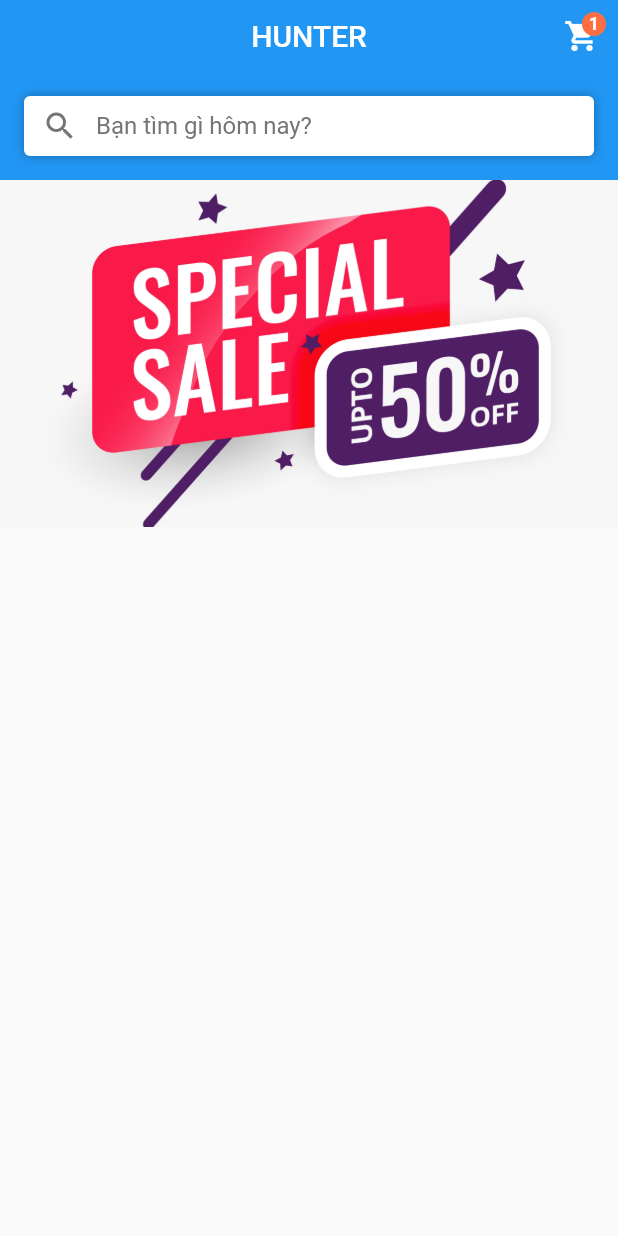
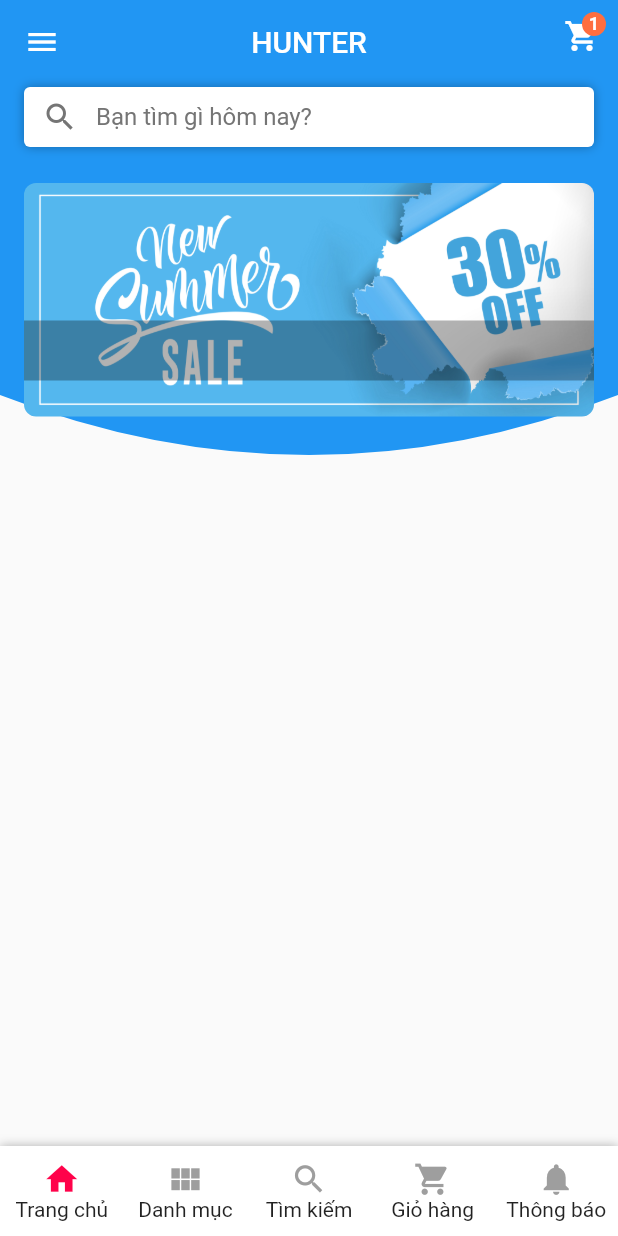
Before and after one commit to danhquyen0109/clothing_store, a Flutter app: the screen it shows after launch, after a tap on the "shopping cart" icon, on a phone screen of 412 x 824 dp. Run offline on Flutter 3.47's test engine with Material 2 defaults, Android fonts, the phone set to English and light mode, and no system bars.

Commit message:
10% home page

```diff
--- /dev/null
+++ b/lib/presenter/language/language_vi.dart
@@ -0,0 +1,2 @@
+String appName = "HUNTER";
+String searchText = "Bạn tìm gì hôm nay?";
--- a/lib/view/pages/home/home.dart
+++ b/lib/view/pages/home/home.dart
@@ -1,6 +1,8 @@
+import 'package:clothing_store/presenter/language/language_vi.dart';
 import 'package:clothing_store/presenter/mock_data/mock_data.dart';
-import 'package:clothing_store/view/widgets/appbar/appbar.dart';
-import 'package:clothing_store/view/widgets/banner/banners.dart';
+import 'package:clothing_store/view/widgets/home/appbar.dart';
+import 'package:clothing_store/view/widgets/home/banners.dart';
+import 'package:clothing_store/view/widgets/home/bottom_bar.dart';
 import 'package:flutter/material.dart';
 
 class HomePage extends StatefulWidget {
@@ -14,22 +16,77 @@ class HomePage extends StatefulWidget {
 class _HomePageState extends State<HomePage> {
   @override
   Widget build(BuildContext context) {
+    Size media = MediaQuery.of(context).size;
     return Scaffold(
-      body: CustomScrollView(
-        slivers: <Widget>[
-          AppBarHome(),
-          BannerView(
-            items: homeBanners,
-            aspectRatio: 1.78,
+      body: Stack(
+        children: <Widget>[
+          ClipPath(
+            clipper: CurveClipper(),
+            child: Container(
+              width: media.width,
+              height: media.height / 2.4,
+              color: Colors.blue,
+            ),
           ),
-          SliverFixedExtentList(
-            itemExtent: 56.0,
-            delegate: SliverChildBuilderDelegate((context, index) {
-              return Container();
-            }),
+          Scaffold(
+            backgroundColor: Colors.transparent,
+            appBar: appBarHome(),
+            body: ListView(
+              children: <Widget>[
+                BannerView(
+                  items: homeBanners,
+                  aspectRatio: 2.4,
+                ),
+                Container(
+                  color: Colors.white,
+                  child: Column(
+                    children: <Widget>[
+
+                      // Các sản phẩm
+                    ],
+                  ),
+                ),
+              ],
+            ),
+          ),
+          Positioned(
+            bottom: 0,
+            width: media.width,
+            height: 60,
+            child: Container(
+                decoration: BoxDecoration(
+                  color: Colors.white,
+                  boxShadow: [
+                    BoxShadow(
+                        color: Colors.black.withOpacity(0.3),
+                        blurRadius: 5.0,
+                        offset: Offset(0.0, 0.0)),
+                  ],
+                ),
+                child: BottomBarHome()),
           ),
         ],
       ),
     );
   }
 }
+
+class CurveClipper extends CustomClipper<Path> {
+  @override
+  Path getClip(Size size) {
+    Path path = Path();
+
+    path.lineTo(0, size.height - 80);
+    path.quadraticBezierTo(
+        size.width / 2, size.height, size.width, size.height - 80);
+    path.lineTo(size.width, 0);
+
+    path.close();
+    return path;
+  }
+
+  @override
+  bool shouldReclip(CustomClipper<Path> oldClipper) {
+    return true;
+  }
+}
--- a/lib/view/widgets/appbar/appbar.dart
+++ /dev/null
@@ -1,88 +0,0 @@
-import 'package:flutter/material.dart';
-
-class AppBarHome extends StatefulWidget {
-  @override
-  State<StatefulWidget> createState() {
-    return _AppBarHomeState();
-  }
-}
-
-class _AppBarHomeState extends State<AppBarHome> {
-  @override
-  Widget build(BuildContext context) {
-    return SliverAppBar(
-      // floating: false,
-      pinned: true,
-      title: Text("HUNTER"),
-      centerTitle: true,
-      automaticallyImplyLeading: false,
-      actions: <Widget>[
-        Stack(
-          children: <Widget>[
-            IconButton(
-              icon: Icon(Icons.shopping_cart),
-              onPressed: () {},
-            ),
-            Visibility(
-              visible:
-                  true, // nếu có sản phẩm thì true, không thì false (hiện tại đang để true)
-              child: Positioned(
-                top: 8.0,
-                right: 8.0,
-                child: Container(
-                  width: 16.0,
-                  height: 16.0,
-                  alignment: Alignment.center,
-                  decoration: BoxDecoration(
-                    shape: BoxShape.circle,
-                    color: Colors.deepOrangeAccent,
-                  ),
-                  child: Text(
-                    "1",
-                    style:
-                        TextStyle(fontSize: 12.0, fontWeight: FontWeight.bold),
-                  ),
-                ),
-              ),
-            ),
-          ],
-        )
-      ],
-      expandedHeight: 120.0,
-      bottom: PreferredSize(
-        child: Container(
-          padding: EdgeInsets.all(16.0),
-          child: Container(
-            height: 40.0,
-            decoration: BoxDecoration(
-              color: Colors.white,
-              borderRadius: BorderRadius.circular(4.0),
-              boxShadow: [
-                BoxShadow(
-                    color: Colors.black.withOpacity(0.3),
-                    blurRadius: 5.0,
-                    offset: Offset(0.0, 0.0)),
-              ],
-            ),
-            child: Row(
-              children: <Widget>[
-                IconButton(
-                  icon: Icon(
-                    Icons.search,
-                    color: Colors.grey[600],
-                  ),
-                  onPressed: () {},
-                ),
-                Text(
-                  "Bạn tìm gì hôm nay?",
-                  style: TextStyle(color: Colors.grey[600], fontSize: 16.0),
-                ),
-              ],
-            ),
-          ),
-        ),
-        preferredSize: Size.fromHeight(16.0),
-      ),
-    );
-  }
-}
--- a/lib/view/widgets/banner/banners.dart
+++ /dev/null
@@ -1,35 +0,0 @@
-import 'package:flutter/material.dart';
-
-class BannerView extends StatefulWidget {
-  List<ImageProvider> items;
-  double aspectRatio;
-
-  BannerView({this.items, this.aspectRatio});
-
-  @override
-  State<StatefulWidget> createState() {
-    return _BannerViewState();
-  }
-}
-
-class _BannerViewState extends State<BannerView> {
-  @override
-  Widget build(BuildContext context) {
-    List<Widget> images = widget.items
-        .map((image) => Image(
-              image: image,
-              fit: BoxFit.cover,
-            ))
-        .toList();
-    return SliverToBoxAdapter(
-      child: AspectRatio(
-        aspectRatio: widget.aspectRatio,
-        child: Container(
-          child: PageView(
-            children: images,
-          ),
-        ),
-      ),
-    );
-  }
-}
--- /dev/null
+++ b/lib/view/widgets/home/appbar.dart
@@ -0,0 +1,81 @@
+import 'package:clothing_store/presenter/language/language_vi.dart';
+import 'package:flutter/material.dart';
+
+Widget appBarHome() {
+  return AppBar(
+    title: Text(appName),
+    elevation: 0.0,
+    centerTitle: true,
+    leading: IconButton(
+      icon: Icon(Icons.menu),
+      onPressed: () {},
+    ),
+    backgroundColor: Colors.transparent,
+    actions: <Widget>[
+      Stack(
+        children: <Widget>[
+          IconButton(
+            icon: Icon(Icons.shopping_cart),
+            onPressed: () {},
+          ),
+          Visibility(
+            visible:
+                true, // nếu có sản phẩm thì true, không thì false (hiện tại đang để true)
+            child: Positioned(
+              top: 8.0,
+              right: 8.0,
+              child: Container(
+                width: 16.0,
+                height: 16.0,
+                alignment: Alignment.center,
+                decoration: BoxDecoration(
+                  shape: BoxShape.circle,
+                  color: Colors.deepOrangeAccent,
+                ),
+                child: Text(
+                  "1",
+                  style: TextStyle(fontSize: 12.0, fontWeight: FontWeight.bold),
+                ),
+              ),
+            ),
+          ),
+        ],
+      )
+    ],
+    bottom: PreferredSize(
+      child: Container(
+        padding:
+            EdgeInsets.only(left: 16.0, right: 16.0, bottom: 8.0),
+        child: Container(
+          height: 40.0,
+          decoration: BoxDecoration(
+            color: Colors.white,
+            borderRadius: BorderRadius.circular(4.0),
+            boxShadow: [
+              BoxShadow(
+                  color: Colors.black.withOpacity(0.3),
+                  blurRadius: 5.0,
+                  offset: Offset(0.0, 0.0)),
+            ],
+          ),
+          child: Row(
+            children: <Widget>[
+              IconButton(
+                icon: Icon(
+                  Icons.search,
+                  color: Colors.grey[600],
+                ),
+                onPressed: () {},
+              ),
+              Text(
+                searchText,
+                style: TextStyle(color: Colors.grey[600], fontSize: 16.0),
+              ),
+            ],
+          ),
+        ),
+      ),
+      preferredSize: Size.fromHeight(50.0),
+    ),
+  );
+}
--- /dev/null
+++ b/lib/view/widgets/home/banners.dart
@@ -0,0 +1,60 @@
+import 'package:flutter/material.dart';
+
+class BannerView extends StatefulWidget {
+  List<ImageProvider> items;
+  double aspectRatio;
+
+  BannerView({this.items, this.aspectRatio});
+
+  @override
+  State<StatefulWidget> createState() {
+    return _BannerViewState();
+  }
+}
+
+class _BannerViewState extends State<BannerView> {
+  @override
+  Widget build(BuildContext context) {
+    Size media = MediaQuery.of(context).size;
+    List<Widget> images = widget.items
+        .map((image) => Container(
+              padding: EdgeInsets.only(left: 16.0, right: 16.0, top: 16.0),
+              child: ClipRRect(
+                borderRadius: BorderRadius.circular(8.0),
+                child: Image(
+                  image: image,
+                  fit: BoxFit.cover,
+                ),
+              ),
+            ))
+        .toList();
+    return Container(
+      child: AspectRatio(
+        aspectRatio: widget.aspectRatio,
+        child: Stack(
+          children: <Widget>[
+            Positioned(
+              child: Container(
+                width: MediaQuery.of(context).size.width,
+                height:
+                    (MediaQuery.of(context).size.width) / widget.aspectRatio,
+                child: PageView(
+                  children: images,
+                ),
+              ),
+            ),
+            Positioned(
+              bottom: 24.0,
+              left: 16.0,
+              right: 16.0,
+              child: Container(
+                  color: Colors.black.withOpacity(0.3),
+                  height: 40.0,
+                  child: Row()),
+            ),
+          ],
+        ),
+      ),
+    );
+  }
+}
--- /dev/null
+++ b/lib/view/widgets/home/bottom_bar.dart
@@ -0,0 +1,125 @@
+import 'package:flutter/material.dart';
+
+Color color = Color(0xffff024a);
+
+class BottomBarHome extends StatefulWidget {
+  BottomBarHome({Key key}) : super(key: key);
+
+  _BottomBarState createState() => _BottomBarState();
+}
+
+class _BottomBarState extends State<BottomBarHome> {
+  @override
+  Widget build(BuildContext context) {
+    double itemWidth = MediaQuery.of(context).size.width / 5;
+
+    return Row(
+      mainAxisAlignment: MainAxisAlignment.spaceAround,
+      crossAxisAlignment: CrossAxisAlignment.center,
+      children: <Widget>[
+        Container(
+          width: itemWidth,
+          alignment: Alignment.center,
+          child: Ink(
+            child: InkWell(
+              onTap: () {},
+              child: Column(
+                mainAxisAlignment: MainAxisAlignment.center,
+                children: <Widget>[
+                  Icon(
+                    Icons.home,
+                    color: color,
+                    size: 25,
+                  ),
+                  Text("Trang chủ")
+                ],
+              ),
+            ),
+          ),
+        ),
+        Container(
+          width: itemWidth,
+          alignment: Alignment.center,
+          child: Ink(
+            child: InkWell(
+              onTap: () {
+                print("hola!!");
+              },
+              child: Column(
+                mainAxisAlignment: MainAxisAlignment.center,
+                children: <Widget>[
+                  Icon(
+                    Icons.view_module,
+                    color: Colors.grey,
+                    size: 25,
+                  ),
+                  Text("Danh mục")
+                ],
+              ),
+            ),
+          ),
+        ),
+        Container(
+          width: itemWidth,
+          alignment: Alignment.center,
+          child: Ink(
+            child: InkWell(
+              onTap: () {},
+              child: Column(
+                mainAxisAlignment: MainAxisAlignment.center,
+                children: <Widget>[
+                  Icon(
+                    Icons.search,
+                    color: Colors.grey,
+                    size: 25,
+                  ),
+                  Text("Tìm kiếm")
+                ],
+              ),
+            ),
+          ),
+        ),
+        Container(
+          width: itemWidth,
+          alignment: Alignment.center,
+          child: Ink(
+            child: InkWell(
+              onTap: () {},
+              child: Column(
+                mainAxisAlignment: MainAxisAlignment.center,
+                children: <Widget>[
+                  Icon(
+                    Icons.shopping_cart,
+                    color: Colors.grey,
+                    size: 25,
+                  ),
+                  Text("Giỏ hàng")
+                ],
+              ),
+            ),
+          ),
+        ),
+        Container(
+          width: itemWidth,
+          alignment: Alignment.center,
+          child: Ink(
+            child: InkWell(
+              onTap: () {},
+              child: Column(
+                mainAxisAlignment: MainAxisAlignment.center,
+                children: <Widget>[
+                  Icon(
+                    Icons.notifications,
+                    color: Colors.grey,
+                    size: 25,
+                  ),
+                  Text("Thông báo")
+                ],
+              ),
+            ),
+          ),
+        )
+      ],
+    );
+  }
+}
```
Also changed, not shown: assets/img/home_banners/sale_off.jpg.
